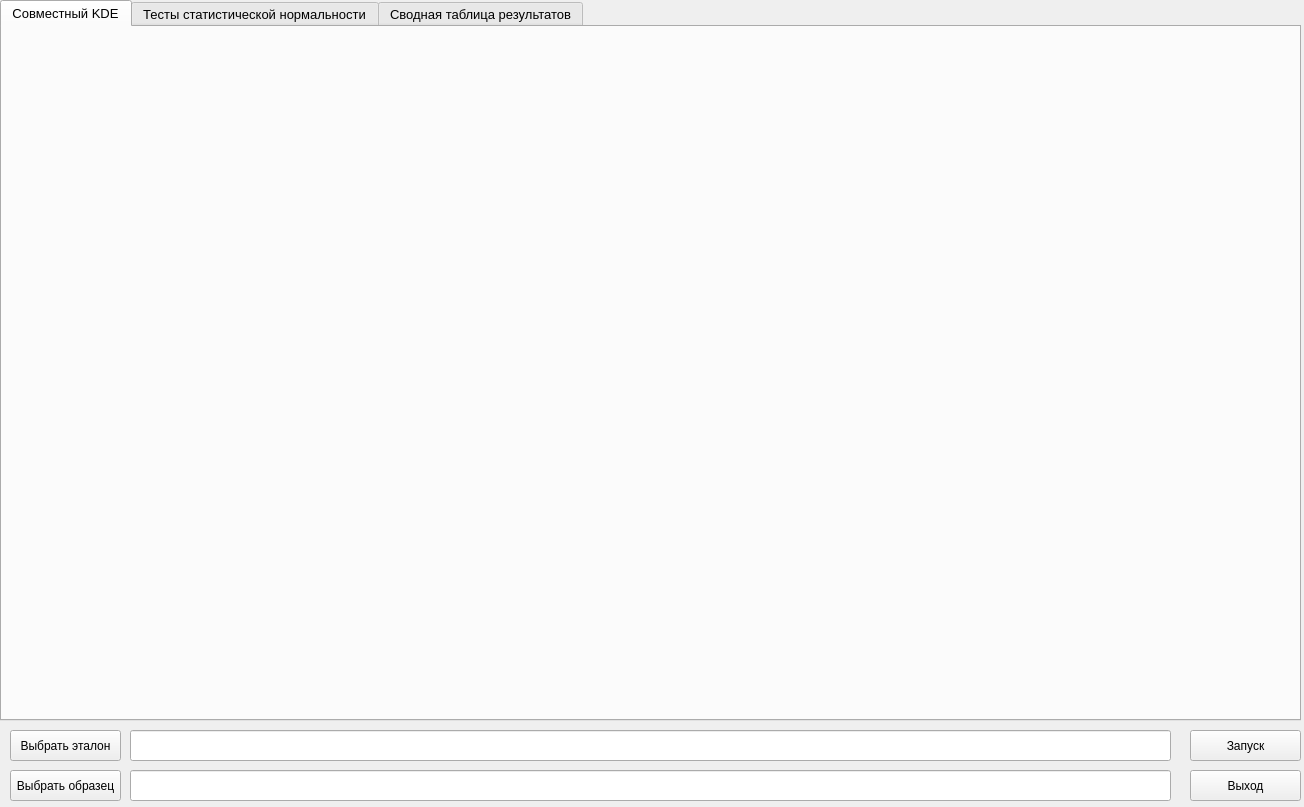
Qt form src/main/python/ui/health_weather.ui (podkidyshev/health-weather_correlation) before a commit.
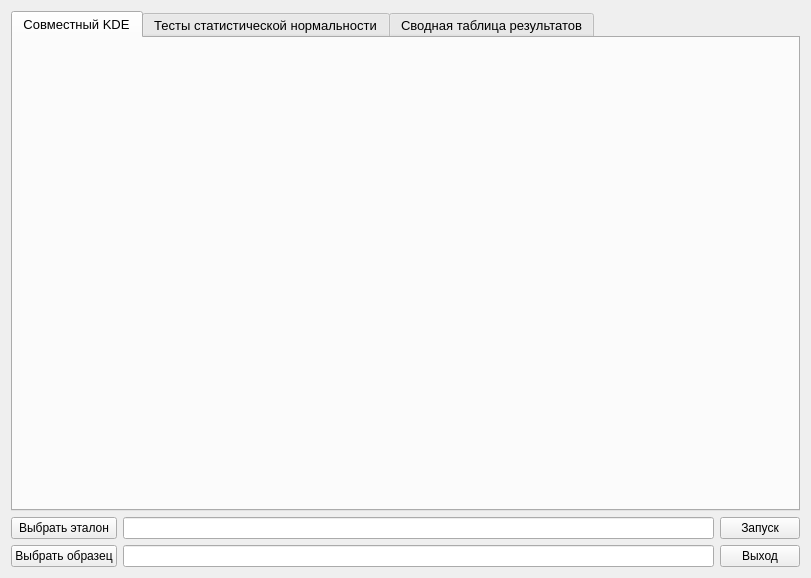
The same form after that commit.

Commit message: Solve pyqt5's strange thing with layout in central widget

What changed in the file:
```diff
--- a/src/main/python/ui/health_weather.ui
+++ b/src/main/python/ui/health_weather.ui
@@ -1,15 +1,21 @@
 <?xml version="1.0" encoding="UTF-8"?>
 <ui version="4.0">
- <class>health_weather</class>
- <widget class="QWidget" name="health_weather">
+ <class>MainBaseForm</class>
+ <widget class="QWidget" name="MainBaseForm">
   <property name="geometry">
    <rect>
     <x>0</x>
     <y>0</y>
-    <width>1304</width>
-    <height>807</height>
+    <width>811</width>
+    <height>578</height>
    </rect>
   </property>
+  <property name="sizePolicy">
+   <sizepolicy hsizetype="Preferred" vsizetype="Expanding">
+    <horstretch>0</horstretch>
+    <verstretch>0</verstretch>
+   </sizepolicy>
+  </property>
   <property name="minimumSize">
    <size>
     <width>0</width>
@@ -25,74 +31,21 @@
   <property name="windowTitle">
    <string>Программа</string>
   </property>
-  <widget class="QPushButton" name="sample_btn">
-   <property name="geometry">
-    <rect>
-     <x>10</x>
-     <y>770</y>
-     <width>111</width>
-     <height>31</height>
-    </rect>
-   </property>
-   <property name="text">
-    <string>Выбрать образец</string>
-   </property>
-  </widget>
-  <widget class="QPushButton" name="exit_btn">
-   <property name="geometry">
-    <rect>
-     <x>1190</x>
-     <y>770</y>
-     <width>111</width>
-     <height>31</height>
-    </rect>
-   </property>
-   <property name="text">
-    <string>Выход</string>
-   </property>
-  </widget>
-  <widget class="QPushButton" name="start_btn">
-   <property name="geometry">
-    <rect>
-     <x>1190</x>
-     <y>730</y>
-     <width>111</width>
-     <height>31</height>
-    </rect>
-   </property>
-   <property name="text">
-    <string>Запуск</string>
-   </property>
-  </widget>
-  <widget class="QLineEdit" name="sample_line">
-   <property name="geometry">
-    <rect>
-     <x>130</x>
-     <y>770</y>
-     <width>1041</width>
-     <height>31</height>
-    </rect>
-   </property>
-  </widget>
+  <layout class="QVBoxLayout" name="verticalLayout">
+   <item>
+    <layout class="QVBoxLayout" name="verticalLayout_5">
+     <item>
   <widget class="QTabWidget" name="tabWidget">
-   <property name="geometry">
-    <rect>
-     <x>0</x>
-     <y>0</y>
-     <width>1301</width>
-     <height>721</height>
-    </rect>
-   </property>
    <property name="minimumSize">
     <size>
-     <width>1301</width>
-     <height>721</height>
+         <width>500</width>
+         <height>500</height>
     </size>
    </property>
    <property name="maximumSize">
     <size>
-     <width>1301</width>
-     <height>721</height>
+         <width>16777215</width>
+         <height>16777215</height>
     </size>
    </property>
    <property name="font">
@@ -104,77 +57,93 @@
     <number>0</number>
    </property>
    <widget class="QWidget" name="kde_tab">
+        <property name="sizePolicy">
+         <sizepolicy hsizetype="Expanding" vsizetype="Expanding">
+          <horstretch>0</horstretch>
+          <verstretch>0</verstretch>
+         </sizepolicy>
+        </property>
+        <property name="minimumSize">
+         <size>
+          <width>300</width>
+          <height>300</height>
+         </size>
+        </property>
     <attribute name="title">
      <string>Совместный KDE</string>
     </attribute>
-    <widget class="QWidget" name="horizontalLayoutWidget">
-     <property name="geometry">
-      <rect>
-       <x>0</x>
-       <y>0</y>
-       <width>1301</width>
-       <height>691</height>
-      </rect>
-     </property>
+        <layout class="QVBoxLayout" name="verticalLayout_2">
+         <item>
      <layout class="QHBoxLayout" name="kde_layout"/>
-    </widget>
+         </item>
+        </layout>
    </widget>
    <widget class="QWidget" name="tests_tab">
     <attribute name="title">
      <string>Тесты статистической нормальности</string>
     </attribute>
-    <widget class="QWidget" name="horizontalLayoutWidget_2">
-     <property name="geometry">
-      <rect>
-       <x>0</x>
-       <y>0</y>
-       <width>1301</width>
-       <height>691</height>
-      </rect>
-     </property>
+        <layout class="QVBoxLayout" name="verticalLayout_3">
+         <item>
      <layout class="QHBoxLayout" name="tests_layout"/>
-    </widget>
+         </item>
+        </layout>
    </widget>
    <widget class="QWidget" name="table_tab">
     <attribute name="title">
      <string>Сводная таблица результатов</string>
     </attribute>
-    <widget class="QWidget" name="horizontalLayoutWidget_3">
-     <property name="geometry">
-      <rect>
-       <x>0</x>
-       <y>0</y>
-       <width>1301</width>
-       <height>691</height>
-      </rect>
-     </property>
+        <layout class="QVBoxLayout" name="verticalLayout_4">
+         <item>
      <layout class="QHBoxLayout" name="table_layout"/>
-    </widget>
-   </widget>
-  </widget>
-  <widget class="QLineEdit" name="standard_line">
-   <property name="geometry">
-    <rect>
-     <x>130</x>
-     <y>730</y>
-     <width>1041</width>
-     <height>31</height>
-    </rect>
-   </property>
-  </widget>
+         </item>
+        </layout>
+       </widget>
+      </widget>
+     </item>
+     <item>
+      <layout class="QGridLayout" name="gridLayout">
+       <property name="sizeConstraint">
+        <enum>QLayout::SetFixedSize</enum>
+       </property>
+       <item row="0" column="1">
+        <widget class="QLineEdit" name="standard_line"/>
+       </item>
+       <item row="1" column="1">
+        <widget class="QLineEdit" name="sample_line"/>
+       </item>
+       <item row="1" column="0">
+        <widget class="QPushButton" name="sample_btn">
+         <property name="text">
+          <string>Выбрать образец</string>
+         </property>
+        </widget>
+       </item>
+       <item row="0" column="0">
   <widget class="QPushButton" name="standard_btn">
-   <property name="geometry">
-    <rect>
-     <x>10</x>
-     <y>730</y>
-     <width>111</width>
-     <height>31</height>
-    </rect>
-   </property>
    <property name="text">
     <string>Выбрать эталон</string>
    </property>
   </widget>
+       </item>
+       <item row="0" column="2">
+        <widget class="QPushButton" name="start_btn">
+         <property name="text">
+          <string>Запуск</string>
+         </property>
+        </widget>
+       </item>
+       <item row="1" column="2">
+        <widget class="QPushButton" name="exit_btn">
+         <property name="text">
+          <string>Выход</string>
+         </property>
+        </widget>
+       </item>
+      </layout>
+     </item>
+    </layout>
+   </item>
+  </layout>
  </widget>
  <resources/>
  <connections/>
```
Lines whose indentation alone changed are shown as unchanged. The commit also changes 4 other files.
